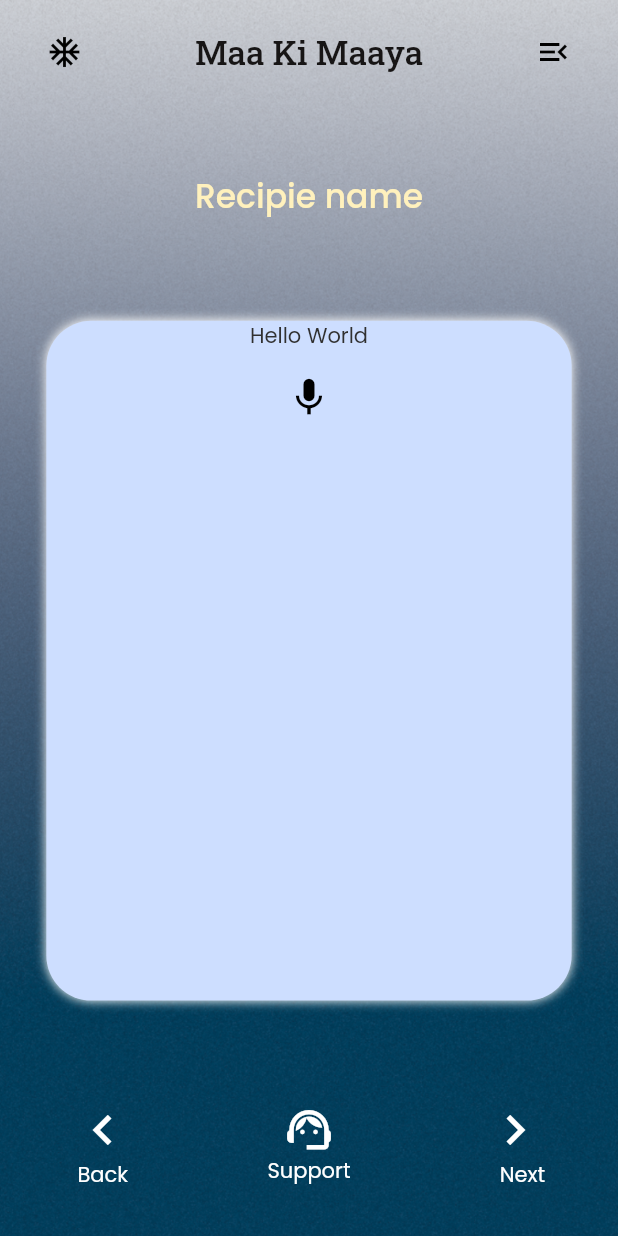
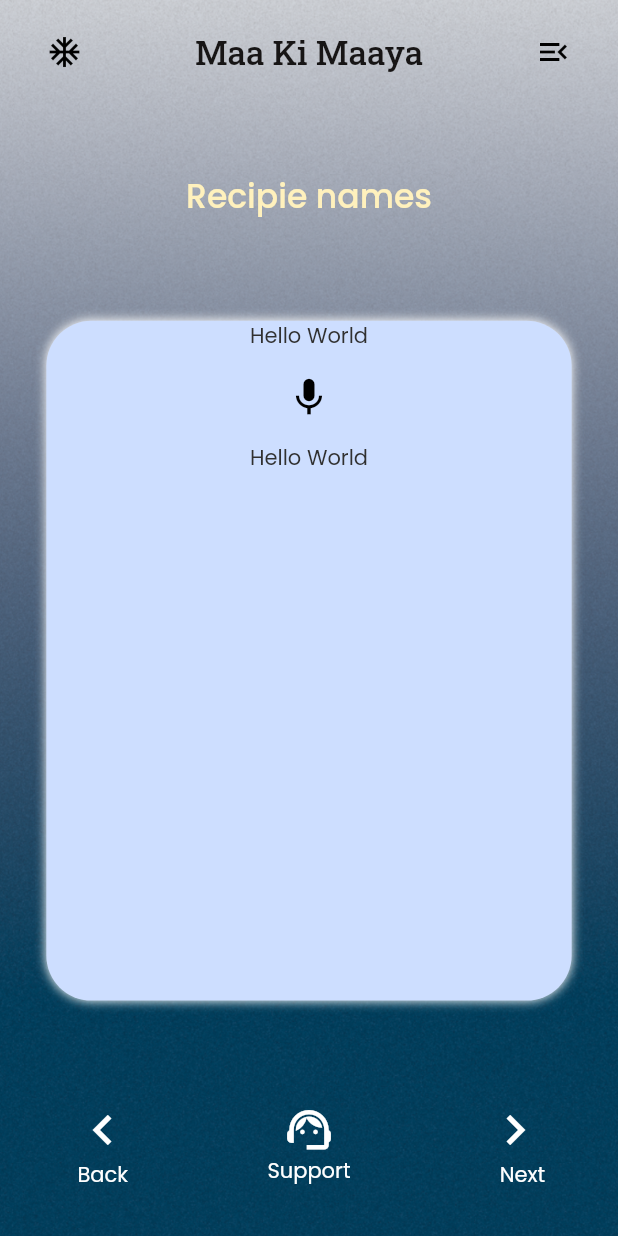
Before and after one commit to subramanyanavada123/rubix22-65-optimise-prime, a Flutter app: the RecipieWidget screen opened directly, on a phone screen of 412 x 824 dp. Run offline on Flutter 3.47's test engine with Material 2 defaults, Android fonts, the phone set to English and light mode, and no system bars; our stand-ins replace auto_size_text, font_awesome_flutter, google_fonts, page_transition, smooth_page_indicator, timeago; missing offline and left inert: json_path.

Commit message:
Updating to latest FlutterFlow output.

```diff
--- a/lib/components/recipie_component_widget.dart
+++ b/lib/components/recipie_component_widget.dart
@@ -54,6 +54,10 @@ class _RecipieComponentWidgetState extends State<RecipieComponentWidget> {
               ),
             ],
           ),
+          Text(
+            'Hello World',
+            style: FlutterFlowTheme.bodyText1,
+          ),
         ],
       ),
     );
--- a/lib/recipie/recipie_widget.dart
+++ b/lib/recipie/recipie_widget.dart
@@ -92,7 +92,7 @@ class _RecipieWidgetState extends State<RecipieWidget> {
                     ),
                   ),
                   Text(
-                    'Recipie name',
+                    'Recipie names',
                     style: FlutterFlowTheme.title2.override(
                       fontFamily: 'Poppins',
                       color: Color(0xFFFFF1BD),
```
